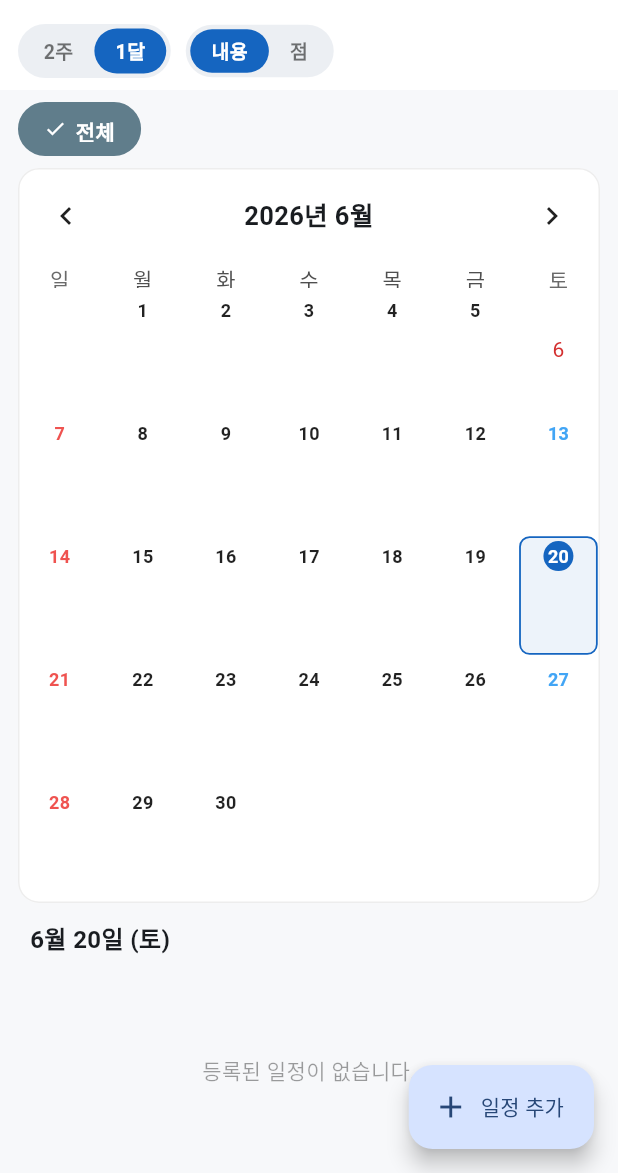
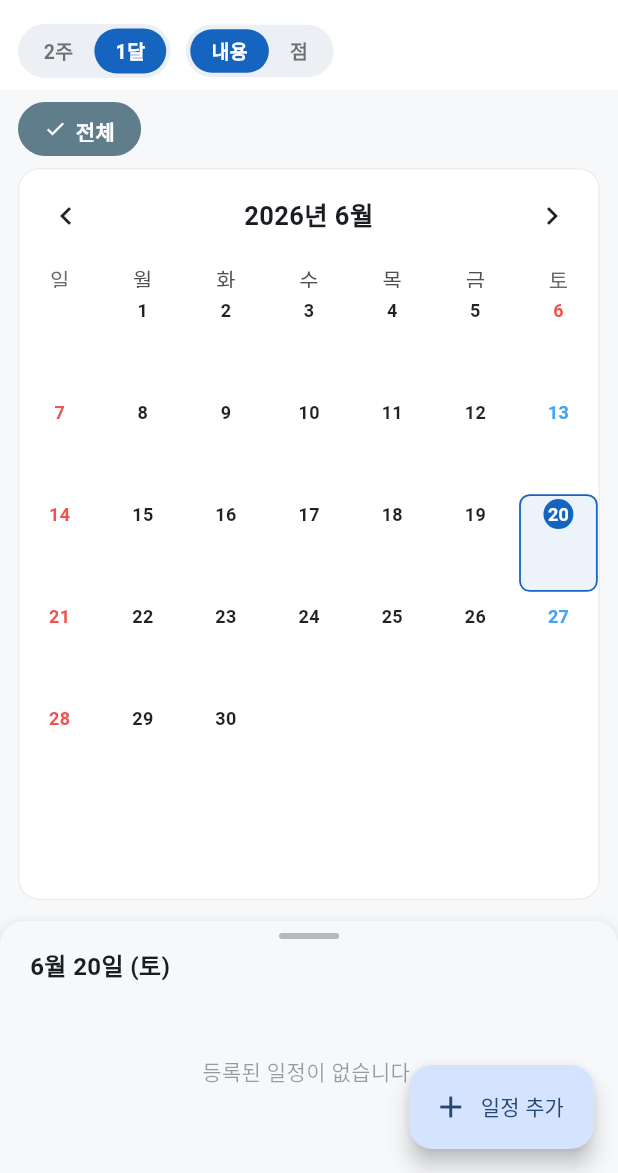
Before and after one commit to kinphw/homesync, a Flutter app: the CalendarScreen screen opened directly, on a phone screen of 412 x 824 dp, the part 63-1236 px from its top. Run offline on Flutter 3.47's test engine with Material 3 defaults, Android fonts, the phone set to English and light mode, and no system bars; drawn by our look-alikes of table_calendar; our stand-ins replace cloud_firestore, firebase_auth, firebase_core, firebase_messaging, flutter_local_notifications, flutter_riverpod and 3 more; accounts and stored records are empty.

Commit message:
캘린더 UX 개선: 2주 과거 이동·드래그 시트·공휴일 정렬
- 2주 모드 과거 이동 버그 수정(firstDay를 이번 주 일요일에서 짝수 주 전으로
  당겨, 오늘 주는 1주차 유지하면서 과거로도 이동 가능)
- 월/2주 모드 일정 목록을 위로 끌어올려 펼치는 DraggableScrollableSheet로 개선
- 공휴일 셀 숫자 위치 정렬(holidayBuilder를 _contentCell로 연결)

Co-Authored-By: Claude Opus 4.8 <noreply@anthropic.com>

```diff
--- a/lib/screens/calendar/calendar_screen.dart
+++ b/lib/screens/calendar/calendar_screen.dart
@@ -27,11 +27,14 @@ class _CalendarScreenState extends ConsumerState<CalendarScreen> {
   /// 표시 범위. 기본은 월(가독성). 2주 모드는 토글로 전환.
   CalendarFormat _format = CalendarFormat.month;
 
-  /// 2주 모드의 시작일 = 이번 주 일요일. (오늘 주가 항상 1주차가 되도록 + 과거 차단)
+  /// 2주 모드의 firstDay. table_calendar는 2주 페이지를 firstDay+14*n 으로 나누므로,
+  /// '이번 주 일요일'에서 짝수 주(10년)만큼 앞으로 당기면 오늘 주가 항상 1주차(맨 윗줄)에
+  /// 오면서도 과거로 이동할 수 있다. (이전엔 이번 주 일요일을 firstDay로 둬서 과거가 막혔음)
   DateTime get _twoWeekFirstDay {
     final now = DateTime.now();
     final base = DateTime(now.year, now.month, now.day);
-    return base.subtract(Duration(days: base.weekday % 7)); // 일요일 시작
+    final sunday = base.subtract(Duration(days: base.weekday % 7)); // 이번 주 일요일
+    return sunday.subtract(const Duration(days: 7 * 520)); // 10년 전(짝수 주)
   }
 
   /// 하루치 일정 = 그 날의 단발 일정 + 매주 반복 일정(요일/앵커 조건 충족분).
@@ -81,9 +84,9 @@ class _CalendarScreenState extends ConsumerState<CalendarScreen> {
     // 2주 모드는 행이 2줄뿐이라 칸을 크게 → 한 칸에 더 많은 일정 표시.
     final isTwoWeeks = _format == CalendarFormat.twoWeeks;
     final double rowHeight = _showContent
-        ? (isTwoWeeks ? 140 : 82)
+        ? (isTwoWeeks ? 140 : 68)
         : (isTwoWeeks ? 60 : 52);
-    final int maxItems = isTwoWeeks ? 6 : 3;
+    final int maxItems = isTwoWeeks ? 6 : 2;
 
     return Scaffold(
       appBar: AppBar(
@@ -127,27 +130,50 @@ class _CalendarScreenState extends ConsumerState<CalendarScreen> {
       body: Column(
         children: [
           const MemberFilterBar(),
-          Card(
+          Expanded(
+            child: LayoutBuilder(
+              builder: (context, constraints) {
+                // 캘린더가 차지하는 대략 높이(헤더+요일행+행들+여백)를 계산해,
+                // 일정 목록 시트가 처음엔 캘린더 바로 아래에 놓이게 한다.
+                final rows = isTwoWeeks ? 2 : 6;
+                // 헤더+요일행+행들+여백. 시트가 캘린더 마지막 줄(선택된 날의 파란 박스
+                // 하단)을 가리지 않도록 약간 넉넉히 잡는다.
+                final calHeight = 58 + 18 + rows * rowHeight + 18;
+                final avail = constraints.maxHeight;
+                final restFrac =
+                    ((avail - calHeight) / avail).clamp(0.22, 0.78).toDouble();
+                return Stack(
+                  children: [
+                    Positioned(
+                      top: 0,
+                      left: 0,
+                      right: 0,
+                      child: Card(
                         margin: const EdgeInsets.symmetric(horizontal: 12),
                         child: TableCalendar<CalendarEvent>(
                           locale: 'ko_KR',
-              firstDay:
-                  isTwoWeeks ? _twoWeekFirstDay : DateTime.utc(2020, 1, 1),
+                          firstDay: isTwoWeeks
+                              ? _twoWeekFirstDay
+                              : DateTime.utc(2020, 1, 1),
                           lastDay: DateTime.utc(2035, 12, 31),
                           focusedDay: _focusedDay,
                           rowHeight: rowHeight,
-              selectedDayPredicate: (day) => isSameDay(_selectedDay, day),
+                          sixWeekMonthsEnforced: true, // 월 높이 일정하게
+                          selectedDayPredicate: (day) =>
+                              isSameDay(_selectedDay, day),
                           holidayPredicate: (day) => Holidays.isHoliday(day),
                           eventLoader: eventsForDay,
                           startingDayOfWeek: StartingDayOfWeek.sunday,
                           calendarFormat: _format,
-              onFormatChanged: (f) => setState(() => _format = f),
-              availableGestures: AvailableGestures.horizontalSwipe,
+                          onFormatChanged: (f) =>
+                              setState(() => _format = f),
+                          availableGestures:
+                              AvailableGestures.horizontalSwipe,
                           headerStyle: const HeaderStyle(
                             formatButtonVisible: false,
                             titleCentered: true,
-                titleTextStyle:
-                    TextStyle(fontSize: 17, fontWeight: FontWeight.bold),
+                            titleTextStyle: TextStyle(
+                                fontSize: 17, fontWeight: FontWeight.bold),
                           ),
                           calendarStyle: const CalendarStyle(
                             outsideDaysVisible: false,
@@ -155,12 +181,14 @@ class _CalendarScreenState extends ConsumerState<CalendarScreen> {
                               color: Color(0x331565C0),
                               shape: BoxShape.circle,
                             ),
-                todayTextStyle: TextStyle(color: Color(0xFF1565C0)),
+                            todayTextStyle:
+                                TextStyle(color: Color(0xFF1565C0)),
                             selectedDecoration: BoxDecoration(
                               color: Color(0xFF1565C0),
                               shape: BoxShape.circle,
                             ),
-                holidayTextStyle: TextStyle(color: Color(0xFFD32F2F)),
+                            holidayTextStyle:
+                                TextStyle(color: Color(0xFFD32F2F)),
                             holidayDecoration: BoxDecoration(),
                             markersMaxCount: 4,
                           ),
@@ -172,18 +200,31 @@ class _CalendarScreenState extends ConsumerState<CalendarScreen> {
                           },
                           onPageChanged: (focused) {
                             _focusedDay = focused;
-                ref.read(focusedMonthProvider.notifier).setMonth(focused);
+                            ref
+                                .read(focusedMonthProvider.notifier)
+                                .setMonth(focused);
                           },
                           calendarBuilders: _showContent
                               ? _contentBuilders(eventsForDay, maxItems)
                               : _dotBuilders(),
                         ),
                       ),
-          const SizedBox(height: 4),
-          Expanded(
-            child: _DayEventList(
+                    ),
+                    // 일정 목록: 위로 드래그하면 크게 펼쳐진다.
+                    DraggableScrollableSheet(
+                      initialChildSize: restFrac,
+                      minChildSize: restFrac,
+                      maxChildSize: 0.92,
+                      snap: true,
+                      builder: (context, scrollController) => _DayEventList(
                         date: _selectedDay,
                         events: selectedDayEvents,
+                        scrollController: scrollController,
+                      ),
+                    ),
+                  ],
+                );
+              },
             ),
           ),
         ],
@@ -279,6 +320,9 @@ class _CalendarScreenState extends ConsumerState<CalendarScreen> {
       // 기본 점 마커는 끈다(셀에 직접 그리므로).
       markerBuilder: (_, _, _) => const SizedBox.shrink(),
       defaultBuilder: (ctx, day, _) => _contentCell(day, loader(day), maxItems),
+      // 공휴일도 동일한 셀로 그려 숫자 위치를 다른 날과 맞춘다(기본 셀은 숫자가
+      // 가운데라 어긋났음). 색상은 _contentCell이 공휴일을 빨갛게 처리한다.
+      holidayBuilder: (ctx, day, _) => _contentCell(day, loader(day), maxItems),
       outsideBuilder: (ctx, day, _) =>
           _contentCell(day, loader(day), maxItems, isOutside: true),
       todayBuilder: (ctx, day, _) => _contentCell(day, loader(day), maxItems,
@@ -379,15 +423,34 @@ class _CalendarScreenState extends ConsumerState<CalendarScreen> {
 }
 
 class _DayEventList extends StatelessWidget {
-  const _DayEventList({required this.date, required this.events});
+  const _DayEventList({
+    required this.date,
+    required this.events,
+    this.scrollController,
+  });
 
   final DateTime date;
   final List<CalendarEvent> events;
 
+  /// DraggableScrollableSheet가 넘겨주는 컨트롤러. 시트 전체를 끌어 펼칠 수 있게 한다.
+  final ScrollController? scrollController;
+
   @override
   Widget build(BuildContext context) {
+    final handle = Center(
+      child: Container(
+        width: 40,
+        height: 4,
+        margin: const EdgeInsets.fromLTRB(0, 8, 0, 6),
+        decoration: BoxDecoration(
+          color: Colors.black26,
+          borderRadius: BorderRadius.circular(2),
+        ),
+      ),
+    );
+
     final header = Padding(
-      padding: const EdgeInsets.fromLTRB(20, 8, 20, 8),
+      padding: const EdgeInsets.fromLTRB(20, 0, 20, 8),
       child: Row(
         children: [
           Text(
@@ -410,34 +473,32 @@ class _DayEventList extends StatelessWidget {
       ),
     );
 
-    if (events.isEmpty) {
-      return Column(
-        crossAxisAlignment: CrossAxisAlignment.start,
+    return Material(
+      color: Theme.of(context).scaffoldBackgroundColor,
+      elevation: 8,
+      borderRadius: const BorderRadius.vertical(top: Radius.circular(16)),
+      child: ListView(
+        controller: scrollController,
+        padding: const EdgeInsets.only(bottom: 100),
         children: [
+          handle,
           header,
-          const Expanded(
+          if (events.isEmpty)
+            const Padding(
+              padding: EdgeInsets.symmetric(vertical: 40),
               child: Center(
                 child: Text('등록된 일정이 없습니다.',
                     style: TextStyle(color: Colors.black38)),
               ),
+            )
+          else
+            for (final e in events)
+              Padding(
+                padding: const EdgeInsets.fromLTRB(12, 0, 12, 8),
+                child: _EventTile(event: e),
               ),
         ],
-      );
-    }
-
-    return Column(
-      crossAxisAlignment: CrossAxisAlignment.start,
-      children: [
-        header,
-        Expanded(
-          child: ListView.separated(
-            padding: const EdgeInsets.fromLTRB(12, 0, 12, 96),
-            itemCount: events.length,
-            separatorBuilder: (_, _) => const SizedBox(height: 8),
-            itemBuilder: (context, i) => _EventTile(event: events[i]),
       ),
-        ),
-      ],
     );
   }
 
```
Lines whose indentation alone changed are shown as unchanged.
